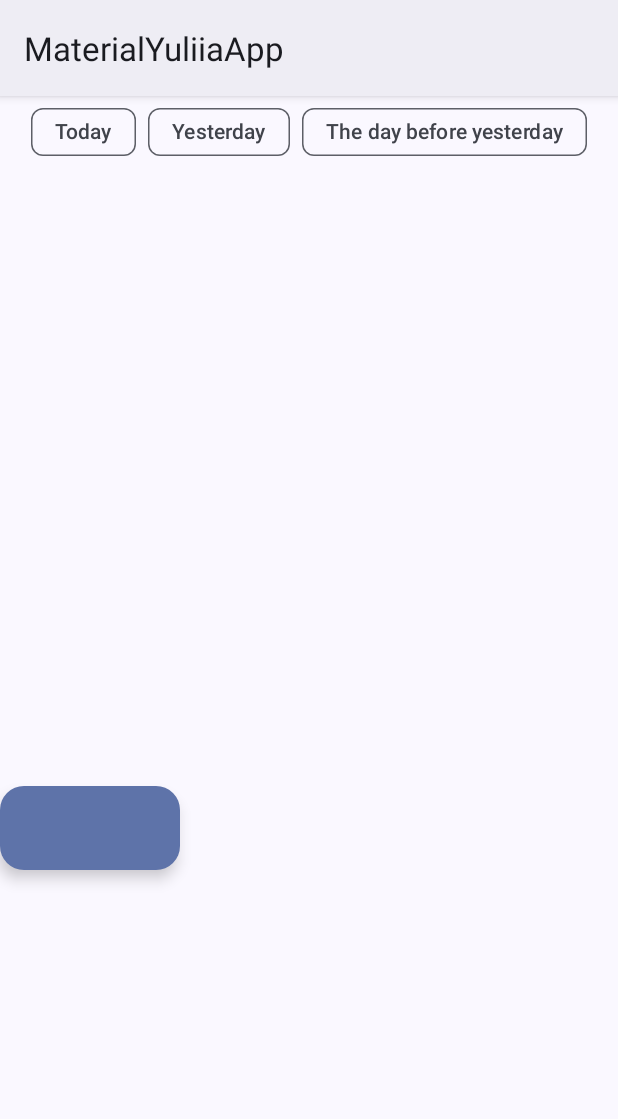
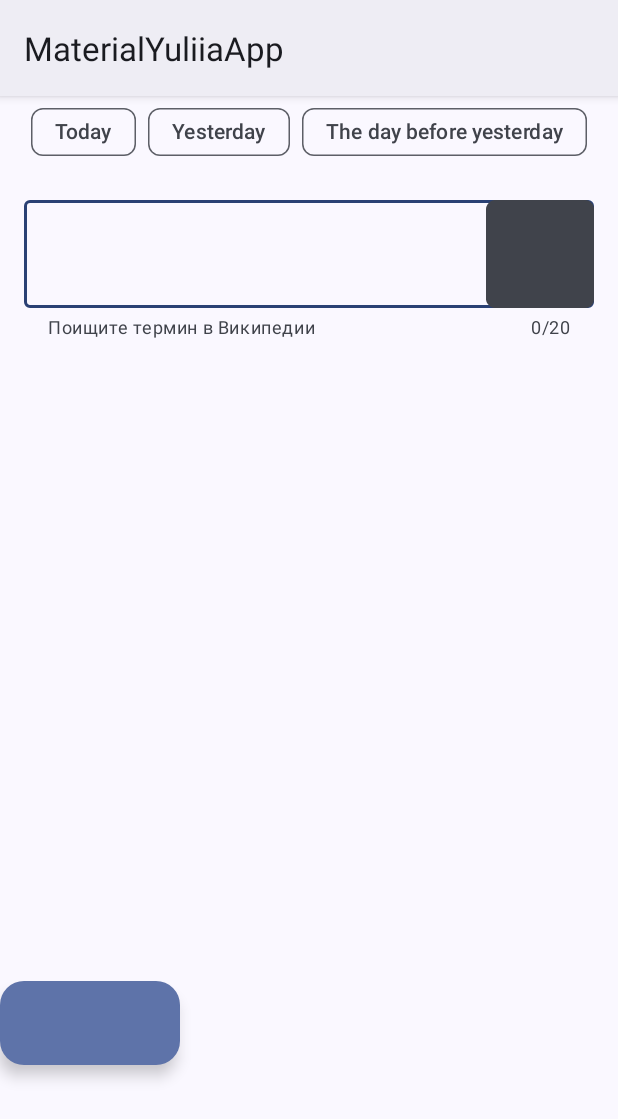
Before and after one commit to metulia/MaterialYuliiaApp, an Android app: the screen it shows after launch (MainActivity), on a phone screen of 412 x 824 dp. Shown: the top 1119 px of the screen. Run offline under Robolectric (Android 15) with nearby library versions, the phone set to English and light mode, and no system bars; our stand-ins replace navigation-ui; pictures from the network do not load.

Commit message:
added TextInputLayout, wikipedia INTENT.ACTION VIEW

```diff
--- a/app/src/main/java/com/example/materialyuliiaapp/ui/PictureOfTheDayFragment.kt
+++ b/app/src/main/java/com/example/materialyuliiaapp/ui/PictureOfTheDayFragment.kt
@@ -1,5 +1,7 @@
 package com.example.materialyuliiaapp.ui
 
+import android.content.Intent
+import android.net.Uri
 import android.os.Bundle
 import android.view.LayoutInflater
 import android.view.View
@@ -49,6 +51,14 @@ class PictureOfTheDayFragment : Fragment() {
         binding.chipTheDayBeforeYesterday.setOnClickListener {
 
         }
+
+        binding.inputLayout.setEndIconOnClickListener {
+            startActivity(Intent(Intent.ACTION_VIEW).apply {
+                data =
+                    Uri.parse("https://en.wikipedia.org/wiki/${binding.inputEditText.text.toString()}")
+            })
+        }
+
     }
 
     private fun renderData(appState: AppState) {
--- a/app/src/main/res/layout/fragment_picture_of_the_day.xml
+++ b/app/src/main/res/layout/fragment_picture_of_the_day.xml
@@ -40,18 +40,39 @@
 
     </com.google.android.material.chip.ChipGroup>
 
+    <com.google.android.material.textfield.TextInputLayout
+        android:id="@+id/input_layout"
+        android:layout_width="match_parent"
+        android:layout_height="wrap_content"
+        android:padding="16dp"
+        style="@style/Widget.Material3.TextInputLayout.OutlinedBox"
+        app:counterEnabled="true"
+        app:counterMaxLength="20"
+        app:helperText="@string/wiki_helper_text"
+        app:endIconMode="custom"
+        app:endIconDrawable="@mipmap/ic_launcher_round"
+        app:endIconCheckable="true"
+        app:layout_constraintTop_toBottomOf="@+id/chip_group">
+
+        <com.google.android.material.textfield.TextInputEditText
+            android:id="@+id/input_edit_text"
+            android:layout_width="match_parent"
+            android:layout_height="wrap_content" />
+
+    </com.google.android.material.textfield.TextInputLayout>
+
     <com.example.materialyuliiaapp.ui.MyImageView
         android:id="@+id/image_view"
         android:layout_width="match_parent"
         android:layout_height="wrap_content"
         android:contentDescription="@string/photo_of_the_day"
-        app:layout_constraintTop_toBottomOf="@+id/chip_group" />
+        app:layout_constraintTop_toBottomOf="@+id/input_layout" />
 
     <com.google.android.material.floatingactionbutton.ExtendedFloatingActionButton
         android:id="@+id/ex_fab"
         android:layout_width="wrap_content"
         android:layout_height="wrap_content"
-        app:layout_constraintTop_toBottomOf="@+id/image_view"
-        app:layout_constraintStart_toStartOf="parent"/>
+        app:layout_constraintStart_toStartOf="parent"
+        app:layout_constraintTop_toBottomOf="@+id/image_view" />
 
 </androidx.constraintlayout.widget.ConstraintLayout>
```
Also changed, not shown: app/src/main/res/drawable/ic_wikipedia.png (added).
